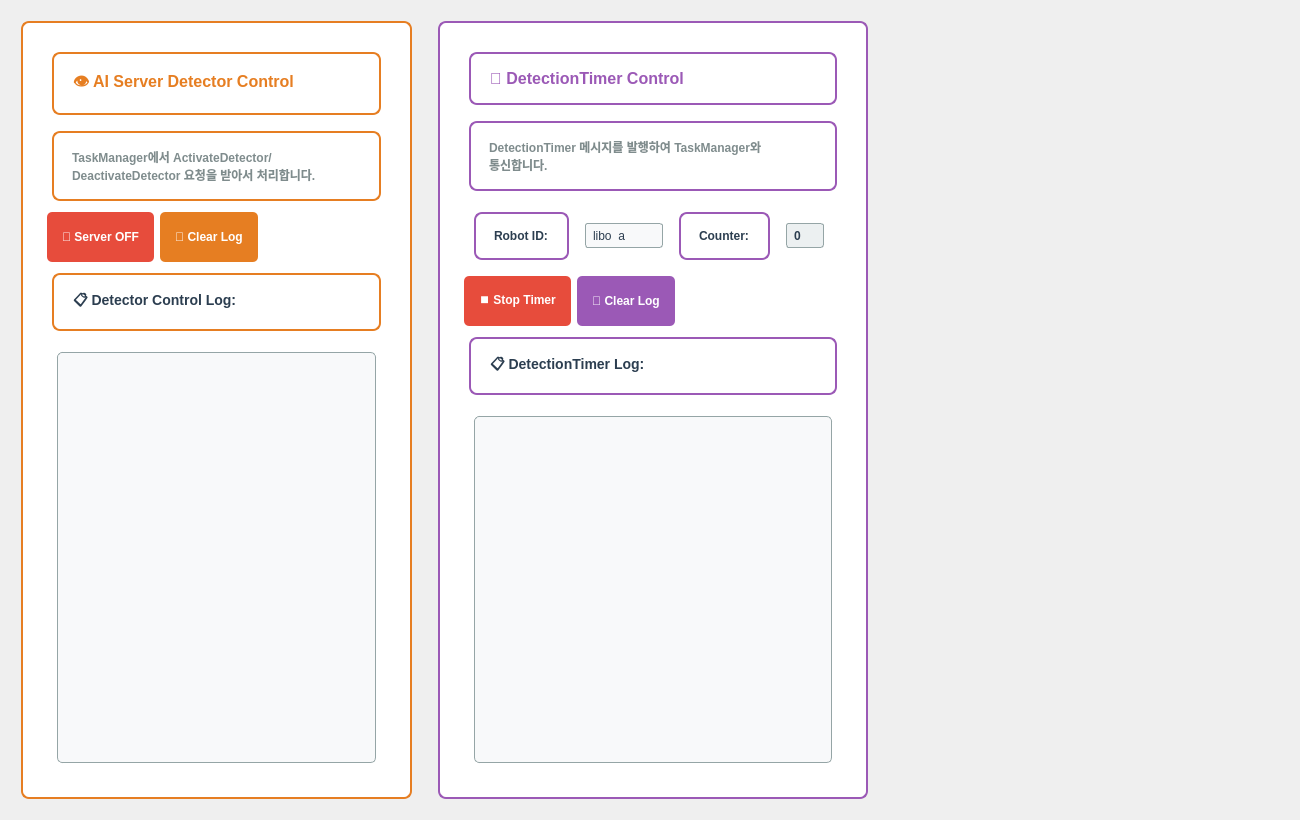
First picture: the form in ros_ws/src/admin/ui/ai_server_control_tab.ui, repository addinedu-ros-9th/ros-repo-1, before the edit.
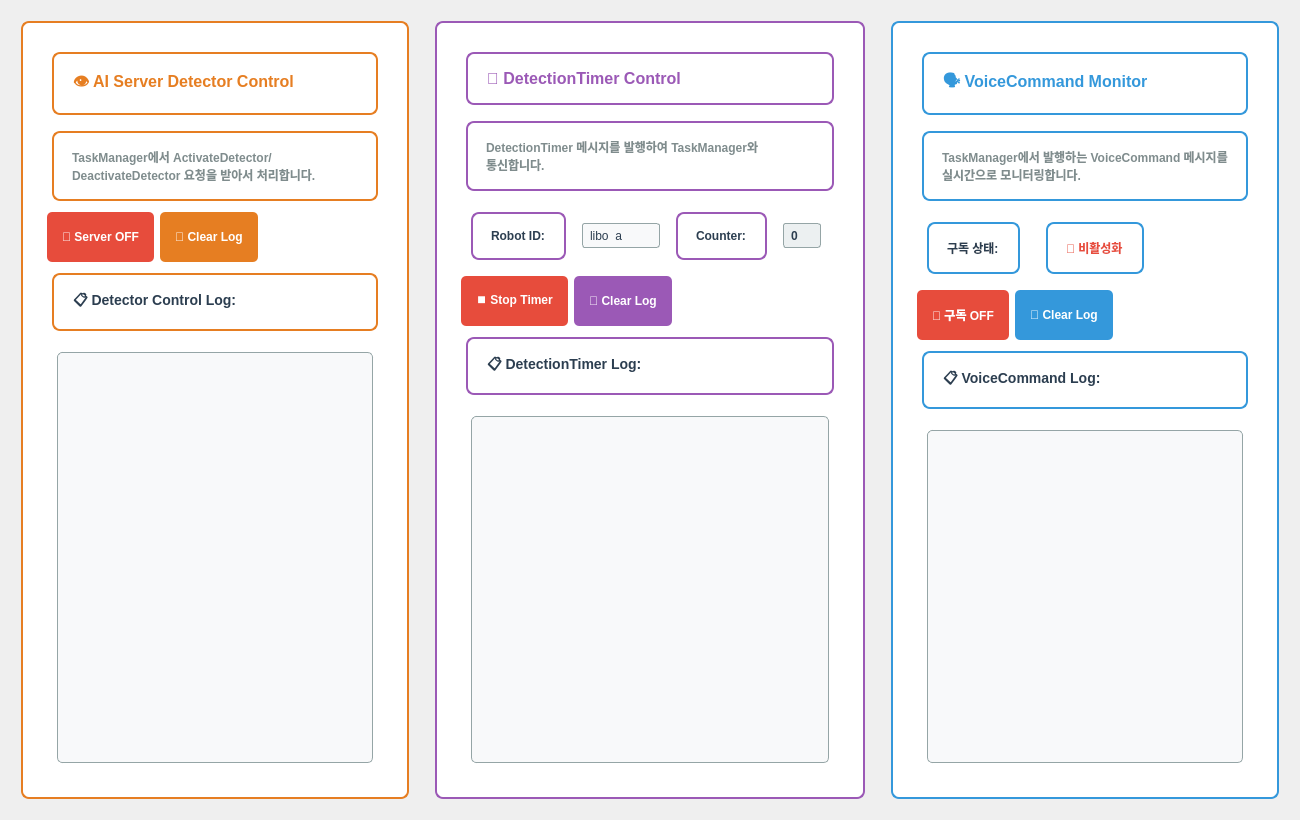
Second picture: the form after the edit.

Commit message: [main] task_manager now can send basic VoiceCommands to talker_manager

Patch:
```diff
--- a/ros_ws/src/admin/ui/ai_server_control_tab.ui
+++ b/ros_ws/src/admin/ui/ai_server_control_tab.ui
@@ -360,17 +360,183 @@
    </item>
    <!-- 오른쪽: 빈 공간 (1/3 크기) -->
    <item>
-    <spacer name="rightSpacer">
-     <property name="orientation">
-      <enum>Qt::Horizontal</enum>
-     </property>
-     <property name="sizeHint" stdset="0">
+    <widget class="QFrame" name="voice_command_frame">
+     <property name="minimumSize">
       <size>
        <width>400</width>
-       <height>20</height>
+       <height>0</height>
       </size>
      </property>
-    </spacer>
+     <property name="maximumSize">
+      <size>
+       <width>450</width>
+       <height>16777215</height>
+      </size>
+     </property>
+     <property name="styleSheet">
+      <string>QFrame {
+    border: 2px solid #3498db;
+    border-radius: 8px;
+    background-color: #ffffff;
+    margin: 10px;
+    padding: 15px;
+}
+QLabel {
+    color: #2c3e50;
+    font-size: 12px;
+    font-weight: bold;
+}
+QPushButton {
+    background-color: #3498db;
+    color: white;
+    border: none;
+    padding: 10px 15px;
+    border-radius: 5px;
+    font-weight: bold;
+    font-size: 12px;
+    min-height: 30px;
+}
+QPushButton:hover {
+    background-color: #2980b9;
+}
+QPushButton:disabled {
+    background-color: #bdc3c7;
+    color: #7f8c8d;
+}
+QTextEdit {
+    background-color: #f8f9fa;
+    color: #2c3e50;
+    border: 1px solid #95a5a6;
+    border-radius: 5px;
+    font-size: 10px;
+    padding: 5px;
+}
+QLineEdit {
+    background-color: #f8f9fa;
+    color: #2c3e50;
+    border: 1px solid #95a5a6;
+    border-radius: 3px;
+    padding: 5px;
+    font-size: 12px;
+}</string>
+     </property>
+     <layout class="QVBoxLayout" name="voice_command_layout">
+      <item>
+       <widget class="QLabel" name="voice_command_title_label">
+        <property name="text">
+         <string>🗣️ VoiceCommand Monitor</string>
+        </property>
+        <property name="styleSheet">
+         <string>font-size: 16px; font-weight: bold; color: #3498db; margin: 5px;</string>
+        </property>
+        <property name="minimumSize">
+         <size>
+          <width>0</width>
+          <height>40</height>
+         </size>
+        </property>
+       </widget>
+      </item>
+      <item>
+       <widget class="QLabel" name="voice_command_description_label">
+        <property name="text">
+         <string>TaskManager에서 발행하는 VoiceCommand 메시지를 실시간으로 모니터링합니다.</string>
+        </property>
+        <property name="styleSheet">
+         <string>font-size: 12px; color: #7f8c8d; margin: 5px;</string>
+        </property>
+        <property name="wordWrap">
+         <bool>true</bool>
+        </property>
+       </widget>
+      </item>
+      <item>
+       <layout class="QHBoxLayout" name="voice_command_status_layout">
+        <item>
+         <widget class="QLabel" name="subscription_status_label">
+          <property name="text">
+           <string>구독 상태:</string>
+          </property>
+         </widget>
+        </item>
+        <item>
+         <widget class="QLabel" name="subscription_status_display">
+          <property name="text">
+           <string>🔴 비활성화</string>
+          </property>
+          <property name="styleSheet">
+           <string>font-weight: bold; color: #e74c3c;</string>
+          </property>
+         </widget>
+        </item>
+        <item>
+         <spacer name="horizontalSpacer4">
+          <property name="orientation">
+           <enum>Qt::Horizontal</enum>
+          </property>
+          <property name="sizeHint" stdset="0">
+           <size>
+            <width>40</width>
+            <height>20</height>
+           </size>
+          </property>
+         </spacer>
+        </item>
+       </layout>
+      </item>
+      <item>
+       <layout class="QHBoxLayout" name="voice_command_button_layout">
+        <item>
+         <widget class="QPushButton" name="toggle_voice_subscription_button">
+          <property name="text">
+           <string>🔴 구독 OFF</string>
+          </property>
+          <property name="styleSheet">
+           <string>background-color: #e74c3c; color: white; border: none; padding: 10px 15px; border-radius: 5px; font-weight: bold; font-size: 12px; min-height: 30px;</string>
+          </property>
+         </widget>
+        </item>
+        <item>
+         <widget class="QPushButton" name="clear_voice_log_button">
+          <property name="text">
+           <string>🧹 Clear Log</string>
+          </property>
+         </widget>
+        </item>
+        <item>
+         <spacer name="horizontalSpacer5">
+          <property name="orientation">
+           <enum>Qt::Horizontal</enum>
+          </property>
+          <property name="sizeHint" stdset="0">
+           <size>
+            <width>40</width>
+            <height>20</height>
+           </size>
+          </property>
+         </spacer>
+        </item>
+       </layout>
+      </item>
+      <item>
+       <widget class="QLabel" name="voice_command_log_title_label">
+        <property name="text">
+         <string>📋 VoiceCommand Log:</string>
+        </property>
+        <property name="styleSheet">
+         <string>font-size: 14px; font-weight: bold; color: #2c3e50; margin: 5px;</string>
+        </property>
+       </widget>
+      </item>
+      <item>
+       <widget class="QTextEdit" name="voice_command_log_text">
+        <property name="styleSheet">
+         <string>background-color: #f8f9fa; color: #2c3e50; font-size: 10px; border: 1px solid #95a5a6; border-radius: 5px;</string>
+        </property>
+       </widget>
+      </item>
+     </layout>
+    </widget>
    </item>
   </layout>
  </widget>
```
Left out of the diff: 2 changed lines with no effect on the pictures. The commit also changes 2 other files.
